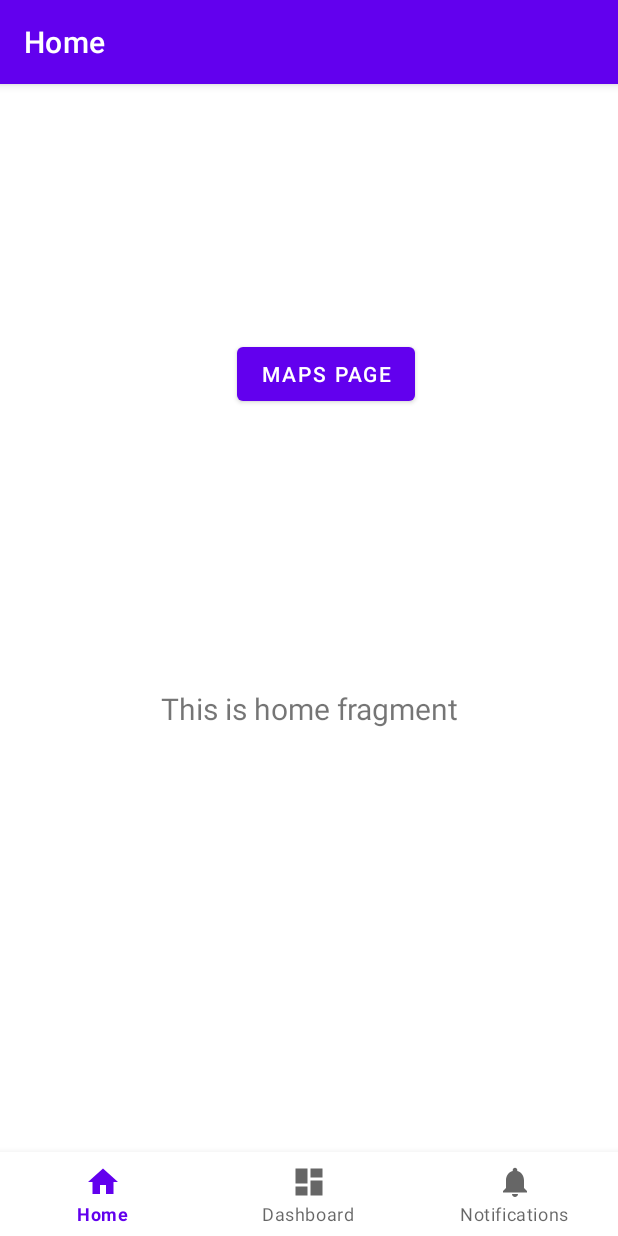
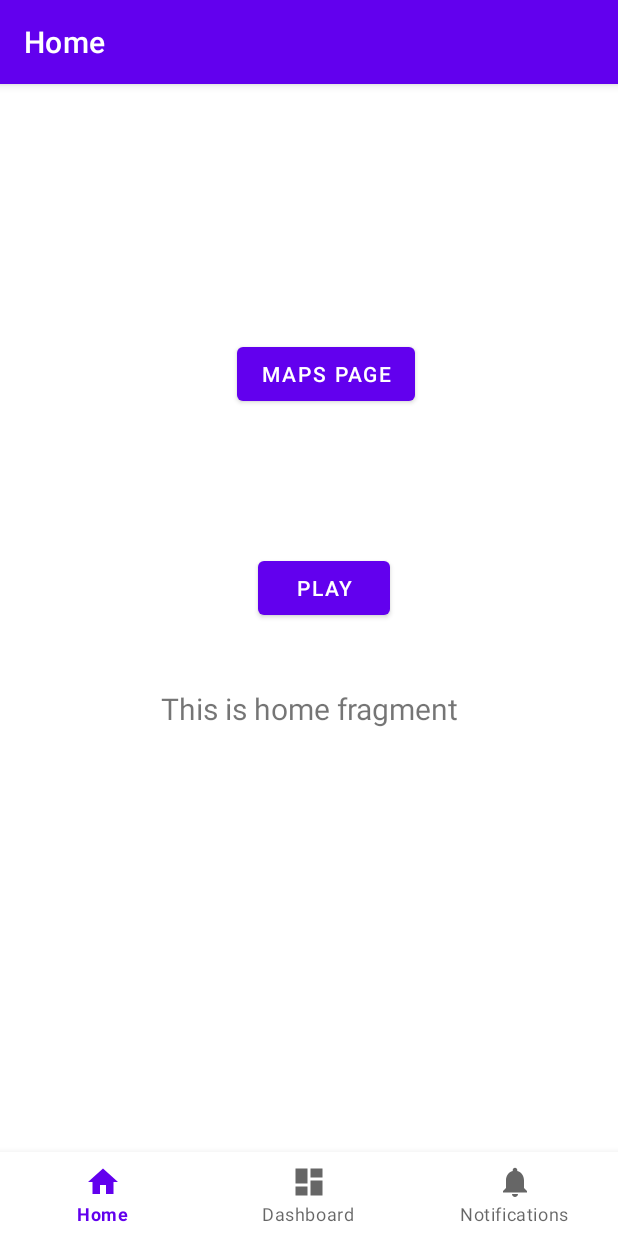
Before and after one commit to proconlon/BostonWhereAreU, an Android app: the screen it shows after launch (MainActivity), on a phone screen of 412 x 824 dp. Run offline under Robolectric (Android 15) with nearby library versions, the phone set to English and light mode, and no system bars; our stand-ins replace navigation-ui.

```diff
--- a/app/src/main/java/com/example/bostonwhereareu/ui/home/HomeFragment.java
+++ b/app/src/main/java/com/example/bostonwhereareu/ui/home/HomeFragment.java
@@ -34,9 +34,16 @@ public class HomeFragment extends Fragment {
         Button button = binding.MAPSButton; // Ensure this ID matches your button ID in fragment_home.xml
         button.setOnClickListener(v -> navigateToMapsFragment());
 
+        Button button1 = binding.randImg;
+        button1.setOnClickListener(v->navigateToRandImg());
         return root;
     }
 
+    private void navigateToRandImg() {
+        // Ensure this action ID matches the one defined in your nav_graph.xml
+        NavHostFragment.findNavController(this)
+                .navigate(R.id.action_navigation_home_to_rand_img);
+    }
     private void navigateToMapsFragment() {
         // Ensure this action ID matches the one defined in your nav_graph.xml
         NavHostFragment.findNavController(this)
--- a/app/src/main/res/layout/activity_main.xml
+++ b/app/src/main/res/layout/activity_main.xml
@@ -25,9 +25,11 @@
         android:layout_height="match_parent"
         app:defaultNavHost="true"
         app:layout_constraintBottom_toTopOf="@id/nav_view"
+        app:layout_constraintHorizontal_bias="1.0"
         app:layout_constraintLeft_toLeftOf="parent"
         app:layout_constraintRight_toRightOf="parent"
         app:layout_constraintTop_toTopOf="parent"
+        app:layout_constraintVertical_bias="1.0"
         app:navGraph="@navigation/mobile_navigation" />
 
 </androidx.constraintlayout.widget.ConstraintLayout>
--- a/app/src/main/res/layout/fragment_home.xml
+++ b/app/src/main/res/layout/fragment_home.xml
@@ -30,5 +30,14 @@
         app:layout_constraintStart_toStartOf="parent"
         app:layout_constraintTop_toTopOf="parent" />
 
+    <Button
+        android:id="@+id/rand_img"
+        android:layout_width="wrap_content"
+        android:layout_height="wrap_content"
+        android:layout_marginStart="172dp"
+        android:layout_marginTop="256dp"
+        android:text="Play"
+        app:layout_constraintStart_toStartOf="parent"
+        app:layout_constraintTop_toTopOf="parent" />
 
 </androidx.constraintlayout.widget.ConstraintLayout>
--- a/app/src/main/res/layout/fragment_map_viewer.xml
+++ b/app/src/main/res/layout/fragment_map_viewer.xml
@@ -20,9 +20,9 @@
         android:layout_width="wrap_content"
         android:layout_height="wrap_content"
         android:layout_gravity="top|center_horizontal"
-        android:textSize="18sp"
+        android:background="#50FFFFFF"
+        android:padding="8dp"
         android:textColor="#FF0000"
-        android:background="#50FFFFFF"
-        android:padding="8dp" />
+        android:textSize="18sp" />
 
 </FrameLayout>
--- a/app/src/main/res/navigation/mobile_navigation.xml
+++ b/app/src/main/res/navigation/mobile_navigation.xml
@@ -17,6 +17,9 @@
             android:id="@+id/action_navigation_home_to_map_viewer"
             app:destination="@id/map_viewer"
             app:enterAnim="@anim/nav_default_enter_anim" />
+        <action
+            android:id="@+id/action_navigation_home_to_rand_img"
+            app:destination="@id/rand_img" />
     </fragment>
 
     <!-- DashboardFragment -->
@@ -39,4 +42,9 @@
         android:name="com.example.bostonwhereareu.MapViewerFragment"
         android:label="fragment_map_viewer"
         tools:layout="@layout/fragment_map_viewer" />
+    <fragment
+        android:id="@+id/rand_img"
+        android:name="com.example.bostonwhereareu.RandomImage"
+        android:label="random_img"
+        tools:layout="@layout/random_img" />
 </navigation>
```
